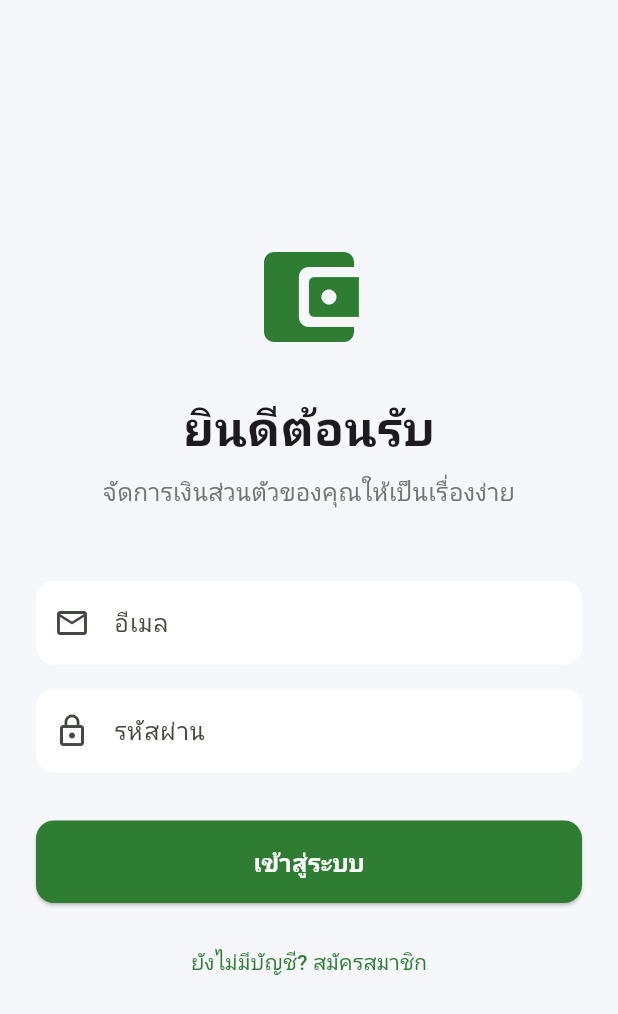
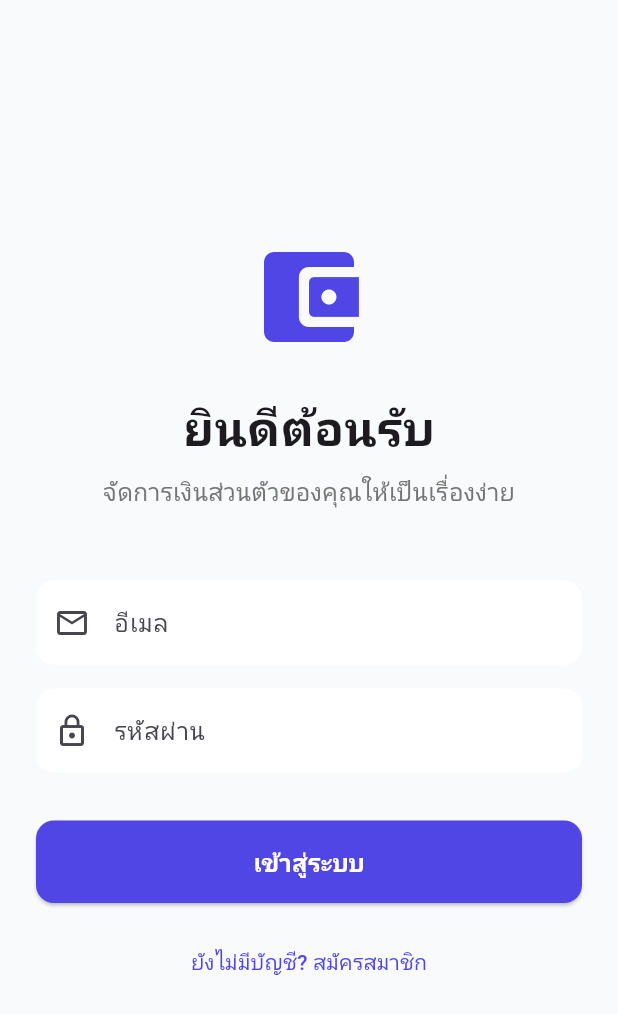
Before and after one commit to youngnoithanakon-ux/meetang-frontend, a Flutter app: the screen it shows after launch, on a phone screen of 412 x 824 dp. Shown: the top 1014 px of the screen. Run offline on Flutter 3.47's test engine with Material 3 defaults, Android fonts, the phone set to English and light mode, and no system bars; our stand-ins replace fl_chart, google_fonts, image_picker, shared_preferences; Roboto replaces fonts that are missing (Prompt).

Commit message:
feat: add category management screen

```diff
--- a/lib/main.dart
+++ b/lib/main.dart
@@ -3,6 +3,7 @@ import 'package:google_fonts/google_fonts.dart';
 import 'screens/login_screen.dart';
 import 'screens/register_screen.dart';
 import 'screens/profile_screen.dart';
+import 'screens/categories_screen.dart';
 import 'screens/main_screen.dart';
 import 'screens/lock_screen.dart';
 
@@ -20,24 +21,32 @@ class MyApp extends StatelessWidget {
       debugShowCheckedModeBanner: false,
       theme: ThemeData(
         colorScheme: ColorScheme.fromSeed(
-          seedColor: const Color(0xFF2E7D32), // สีเขียวการเงิน
-          primary: const Color(0xFF2E7D32),
-          secondary: const Color(0xFF00B0FF),
-          background: const Color(0xFFF5F7FA),
+          seedColor: const Color(0xFF4F46E5), // Indigo
+          primary: const Color(0xFF4F46E5),
+          secondary: const Color(0xFF06B6D4), // Dark Cyan
+          error: const Color(0xFFF43F5E), // Rose (Expense)
+          background: const Color(0xFFF9FAFB), // Off-white
+          surface: const Color(0xFFFFFFFF),
         ),
         textTheme: GoogleFonts.promptTextTheme(
           Theme.of(context).textTheme,
         ),
         useMaterial3: true,
+        scaffoldBackgroundColor: const Color(0xFFF9FAFB),
+        cardTheme: CardThemeData(
+          color: Colors.white,
+          elevation: 2,
+          shape: RoundedRectangleBorder(borderRadius: BorderRadius.circular(16)),
+        ),
         appBarTheme: const AppBarTheme(
           centerTitle: true,
           elevation: 0,
           backgroundColor: Colors.transparent,
-          foregroundColor: Color(0xFF2E7D32),
+          foregroundColor: Color(0xFF4F46E5),
           titleTextStyle: TextStyle(
             fontSize: 20,
             fontWeight: FontWeight.bold,
-            color: Color(0xFF2E7D32),
+            color: Color(0xFF4F46E5),
           ),
         ),
         elevatedButtonTheme: ElevatedButtonThemeData(
@@ -48,6 +57,15 @@ class MyApp extends StatelessWidget {
             ),
             minimumSize: const Size(double.infinity, 50),
           ),
+        ),
+        navigationBarTheme: NavigationBarThemeData(
+          indicatorColor: const Color(0xFF4F46E5).withOpacity(0.15),
+          labelTextStyle: WidgetStateProperty.resolveWith((states) {
+            if (states.contains(WidgetState.selected)) {
+              return const TextStyle(fontSize: 12, fontWeight: FontWeight.bold, color: Color(0xFF4F46E5));
+            }
+            return TextStyle(fontSize: 12, color: Colors.grey[600]);
+          }),
         ),
         inputDecorationTheme: InputDecorationTheme(
           filled: true,
@@ -62,7 +80,7 @@ class MyApp extends StatelessWidget {
           ),
           focusedBorder: OutlineInputBorder(
             borderRadius: BorderRadius.circular(12),
-            borderSide: const BorderSide(color: Color(0xFF2E7D32), width: 2),
+            borderSide: const BorderSide(color: Color(0xFF4F46E5), width: 2),
           ),
           contentPadding: const EdgeInsets.symmetric(horizontal: 20, vertical: 16),
         ),
@@ -73,6 +91,7 @@ class MyApp extends StatelessWidget {
         '/': (context) => const LoginScreen(),
         '/register': (context) => const RegisterScreen(),
         '/profile': (context) => const ProfileScreen(),
+        '/categories': (context) => const CategoriesScreen(),
         '/dashboard': (context) => const MainScreen(),
       },
     );
--- a/lib/screens/profile_screen.dart
+++ b/lib/screens/profile_screen.dart
@@ -133,6 +133,12 @@ class _ProfileScreenState extends State<ProfileScreen> {
                   ),
                   const SizedBox(height: 16),
                   OutlinedButton.icon(
+                    onPressed: () => Navigator.pushNamed(context, '/categories'),
+                    icon: const Icon(Icons.category),
+                    label: const Text('จัดการหมวดหมู่รายรับ/รายจ่าย'),
+                  ),
+                  const SizedBox(height: 16),
+                  OutlinedButton.icon(
                     onPressed: _logout,
                     icon: const Icon(Icons.logout, color: Colors.red),
                     label: const Text('ออกจากระบบ', style: TextStyle(color: Colors.red)),
```
Also changed, not shown: lib/screens/categories_screen.dart (added, +133 -0 lines), lib/services/api_service.dart (+26 -2 lines), 1 other file.
